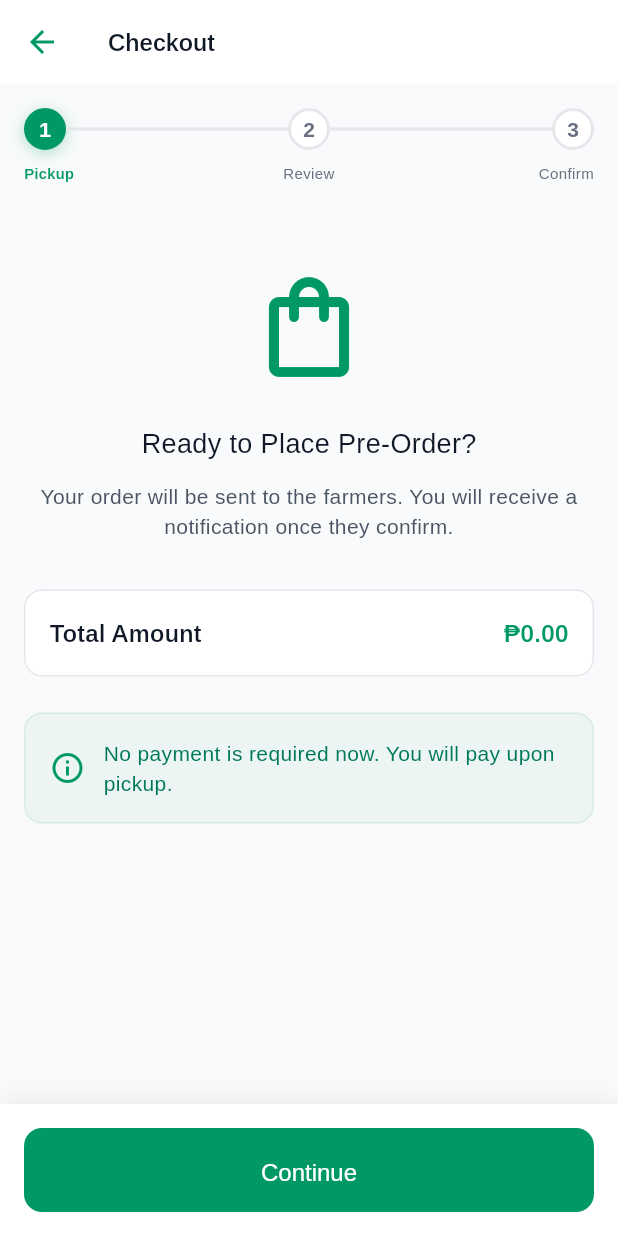
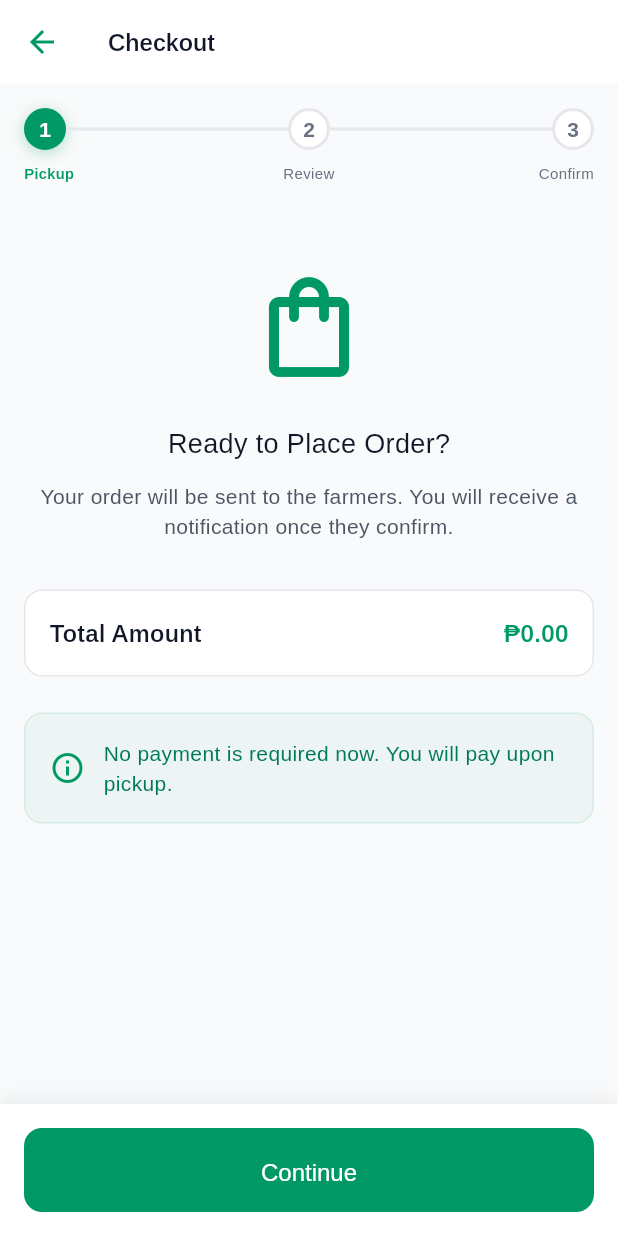
Before and after one commit to Kyne0328/FarmDashr, a Flutter app: the PreOrderCheckoutPage screen opened by its route, swiped to page 3, on a phone screen of 412 x 824 dp. Run offline on Flutter 3.47's test engine with Material 3 defaults, Android fonts, the phone set to English and light mode, and no system bars; our stand-ins replace cached_network_image, cloud_firestore, dio, equatable, firebase_auth, firebase_core and 10 more; accounts and stored records are empty; statements that could not run were skipped.

Commit message:
rename 'Pre-Order' text to 'Order'

```diff
--- a/lib/pages/customer/pre_order_checkout_page.dart
+++ b/lib/pages/customer/pre_order_checkout_page.dart
@@ -337,7 +337,7 @@ class _PreOrderCheckoutPageState extends State<PreOrderCheckoutPage> {
             color: AppColors.primary,
           ),
           const SizedBox(height: AppDimensions.spacingXL),
-          Text('Ready to Place Pre-Order?', style: AppTextStyles.h2),
+          Text('Ready to Place Order?', style: AppTextStyles.h2),
           const SizedBox(height: AppDimensions.spacingM),
           Text(
             'Your order will be sent to the farmers. You will receive a notification once they confirm.',
@@ -404,7 +404,7 @@ class _PreOrderCheckoutPageState extends State<PreOrderCheckoutPage> {
             ],
             Expanded(
               child: FarmButton(
-                label: _currentStep == 2 ? 'Place Pre-Order' : 'Continue',
+                label: _currentStep == 2 ? 'Place Order' : 'Continue',
                 onPressed: () {
                   HapticService.heavy();
                   _nextStep();
```
